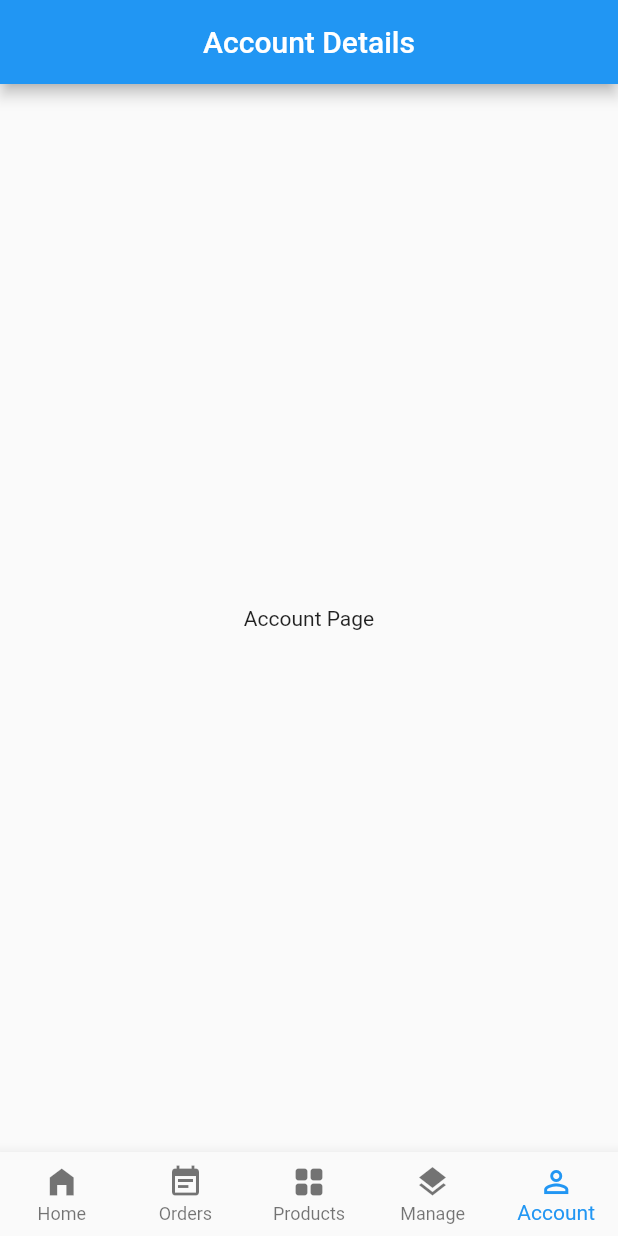
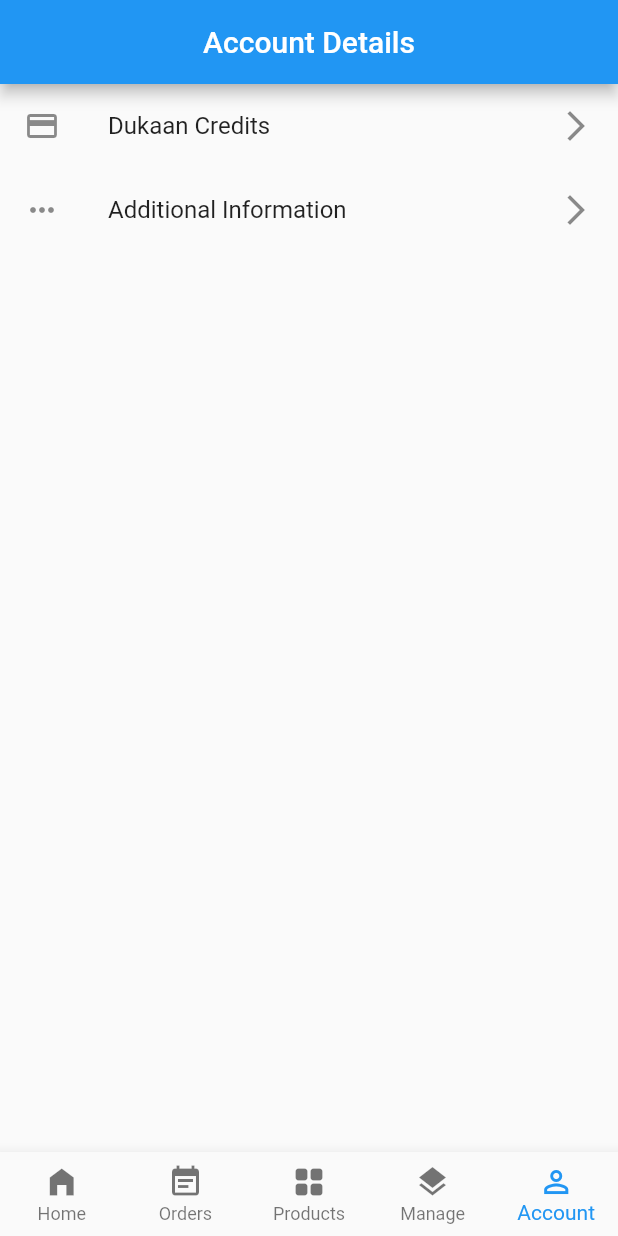
Before and after one commit to afsal-pk/dukaan-clone, a Flutter app: the screen it shows after launch, item 5 of the bottom bar chosen, on a phone screen of 412 x 824 dp. Run offline on Flutter 3.47's test engine with Material 2 defaults, Android fonts, the phone set to English and light mode, and no system bars.

Commit message:
account page

```diff
--- /dev/null
+++ b/lib/Functions/list_tile_widget.dart
@@ -0,0 +1,21 @@
+import 'package:flutter/material.dart';
+
+class ListTileWidget extends StatelessWidget {
+  final String title;
+
+  final IconData leadingIcon;
+  const ListTileWidget({
+    Key? key,
+    required this.title,
+    required this.leadingIcon,
+  }) : super(key: key);
+
+  @override
+  Widget build(BuildContext context) {
+    return ListTile(
+      leading: Icon(leadingIcon),
+      title: Text(title),
+      trailing: Icon(Icons.arrow_forward_ios),
+    );
+  }
+}
--- a/lib/Screens/account_page.dart
+++ b/lib/Screens/account_page.dart
@@ -1,3 +1,5 @@
+import 'package:dukaan/Functions/list_tile_widget.dart';
+import 'package:dukaan/Screens/additional_information.dart';
 import 'package:flutter/material.dart';
 
 class AccountPage extends StatelessWidget {
@@ -6,11 +8,27 @@ class AccountPage extends StatelessWidget {
   @override
   Widget build(BuildContext context) {
     return Scaffold(
-      appBar: AppBar(
-        title: Text('Account Details'),
-        centerTitle: true,
-      ),
-      body: Center(child: Text('Account Page')),
-    );
+        appBar: AppBar(
+          title: Text('Account Details'),
+          centerTitle: true,
+        ),
+        body: ListView(
+          children: [
+            ListTileWidget(
+              title: 'Dukaan Credits',
+              leadingIcon: Icons.credit_card,
+            ),
+            ListTile(
+                leading: Icon(Icons.more_horiz),
+                title: Text('Additional Information'),
+                trailing: Icon(Icons.arrow_forward_ios),
+                onTap: () {
+                  Navigator.push(
+                      context,
+                      MaterialPageRoute(
+                          builder: (context) => AdditionalInfo()));
+                }),
+          ],
+        ));
   }
 }
```
Also changed, not shown: lib/Functions/card_tile_widget.dart (+15 -5 lines), lib/Screens/additional_information.dart (added, +40 -0 lines).
